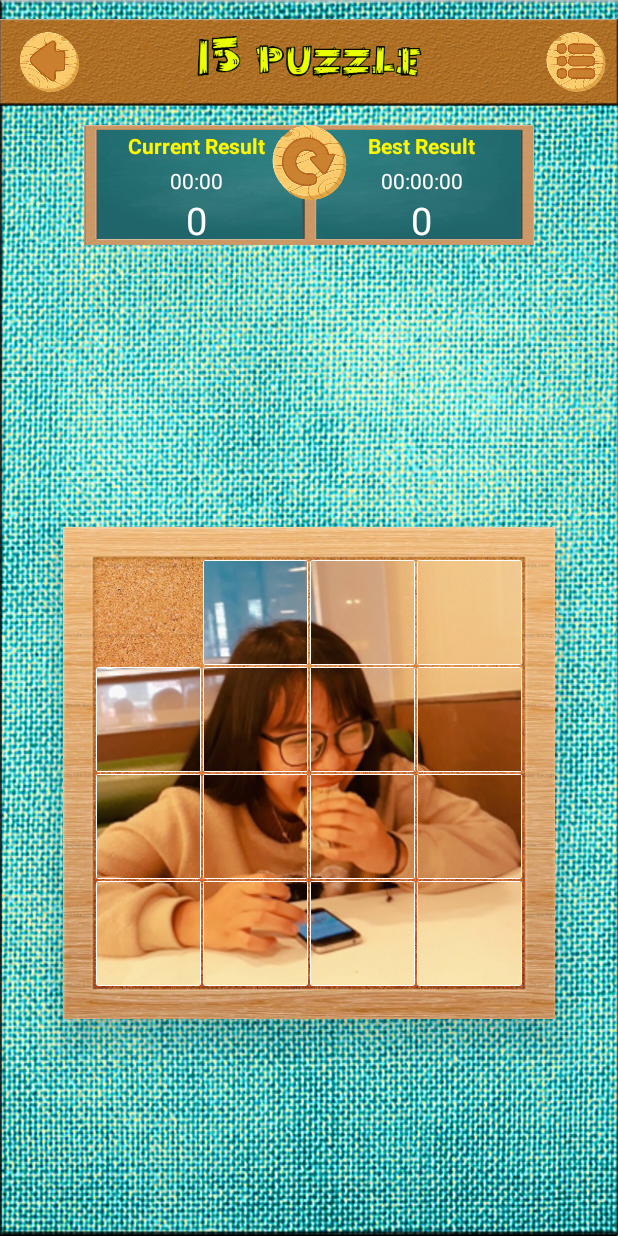
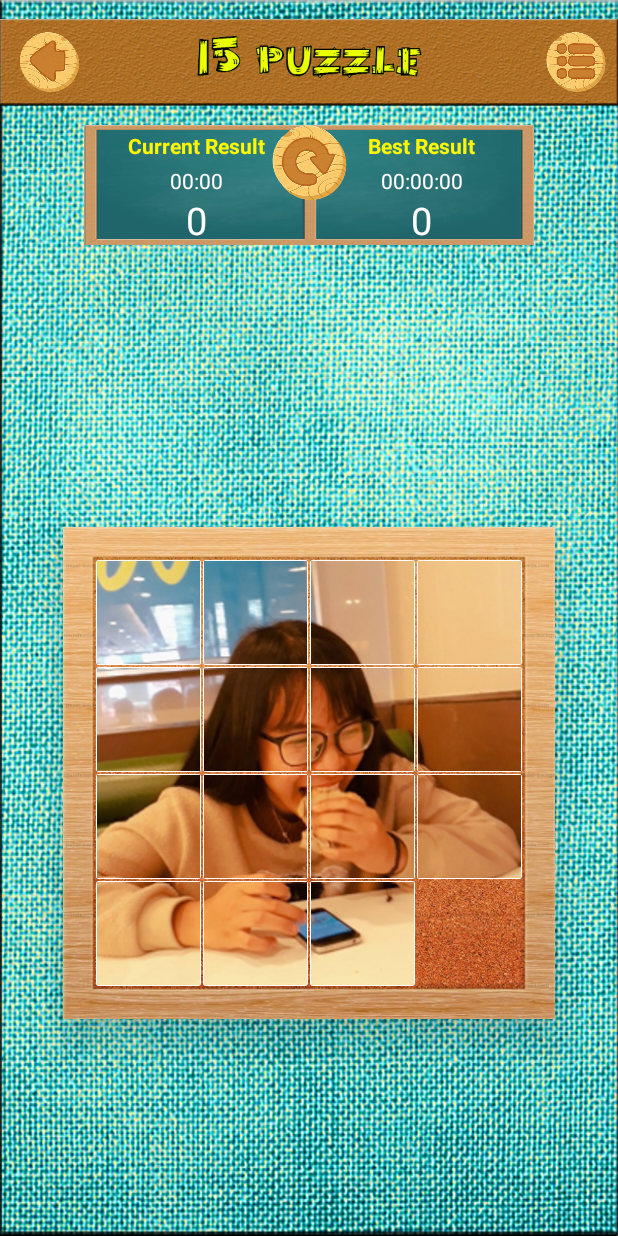
Before and after one commit to TechkidsAndroid12/1stProject-PuzzleGame, an Android app: the MainGameActivity screen opened directly, with no data from a screen before it, on a phone screen of 412 x 824 dp. Run offline under Robolectric (Android 15) with nearby library versions, the light colour scheme and no system bars; our stand-ins replace ButterKnife.

Commit message:
empty in bellow

```diff
--- a/15PuzzlegameTechkids/app/src/main/java/com/example/mypc/a15puzzlegametechkids/MainGameActivity.java
+++ b/15PuzzlegameTechkids/app/src/main/java/com/example/mypc/a15puzzlegametechkids/MainGameActivity.java
@@ -132,12 +132,11 @@ public class MainGameActivity extends AppCompatActivity {
                 break;
             case R.id.iv_solve:
                 int[][] newTable = getNewTable(puzzle);
-                String solution = SolvingPuzzle.solving(newTable);
+                String solution = SolvingPuzzle.solving(puzzle);
+
                 String show = "";
-
-
                 for(int i = 0 ; i  < 4 ;i ++){
-                    for(int j = 0 ;j < 4 ;j ++) show += (" " + newTable[i][j]);
+                    for(int j = 0 ;j < 4 ;j ++) show += (" " + puzzle[i][j]);
                     show += " \n";
                 }
                 Log.d(TAG, "onViewClicked: " + show);
@@ -211,10 +210,10 @@ public class MainGameActivity extends AppCompatActivity {
 
         numberMoving = 0;
         timer = new Timer(chronometer, 0);
-        emptyPuzzle = new SpecialPuzzle(0, 0, 0, true);
+        emptyPuzzle = new SpecialPuzzle(HEIGHT-1, WIDTH-1, 0, true);
         for (int line = 0; line < HEIGHT; line++) {
             for (int column = 0; column < WIDTH; column++) {
-                puzzle[line][column] = line * WIDTH + column;
+                puzzle[line][column] = (line * WIDTH + column + 1)%(HEIGHT*WIDTH);
             }
         }
         puzzle[emptyPuzzle.x][emptyPuzzle.y] = emptyPuzzle.value;
@@ -224,8 +223,8 @@ public class MainGameActivity extends AppCompatActivity {
                 ivPuzzle[line][column].setBackgroundResource(R.drawable.border4);
             }
         }
-        ivPuzzle[0][0].setImageDrawable(null);
-        ivPuzzle[0][0].setBackground(null);
+        ivPuzzle[HEIGHT-1][WIDTH-1].setImageDrawable(null);
+        ivPuzzle[HEIGHT-1][WIDTH-1].setBackground(null);
 
 
         for (int position = 0; position <= 4; position++) {
--- a/15PuzzlegameTechkids/app/src/main/res/layout/activity_main_game.xml
+++ b/15PuzzlegameTechkids/app/src/main/res/layout/activity_main_game.xml
@@ -262,11 +262,11 @@
             android:layout_height="70dp"
             android:layout_marginBottom="1dp"
             android:layout_marginEnd="1dp"
-            android:background="@null"
+            android:background="@drawable/border4"
             android:elevation="16dp"
             app:layout_constraintBottom_toTopOf="@+id/iv_puzzle_1_0"
             app:layout_constraintEnd_toStartOf="@+id/iv_puzzle_0_1"
-            app:srcCompat="@null" />
+            app:srcCompat="@drawable/aa" />
 
         <ImageView
             android:id="@+id/iv_puzzle_0_1"
@@ -442,11 +442,11 @@
             android:layout_height="70dp"
             android:layout_marginStart="1dp"
             android:layout_marginTop="1dp"
-            android:background="@drawable/border4"
+            android:background="@null"
             android:elevation="16dp"
             app:layout_constraintStart_toEndOf="@+id/iv_puzzle_3_2"
             app:layout_constraintTop_toBottomOf="@+id/iv_puzzle_2_3"
-            app:srcCompat="@drawable/dd" />
+            app:srcCompat="@null" />
 
         <android.support.constraint.Guideline
             android:id="@+id/gl_vertical_center"
```
Also changed, not shown: 15PuzzlegameTechkids/app/src/main/java/com/example/mypc/a15puzzlegametechkids/SolvingPuzzle.java (+7 -2 lines).
